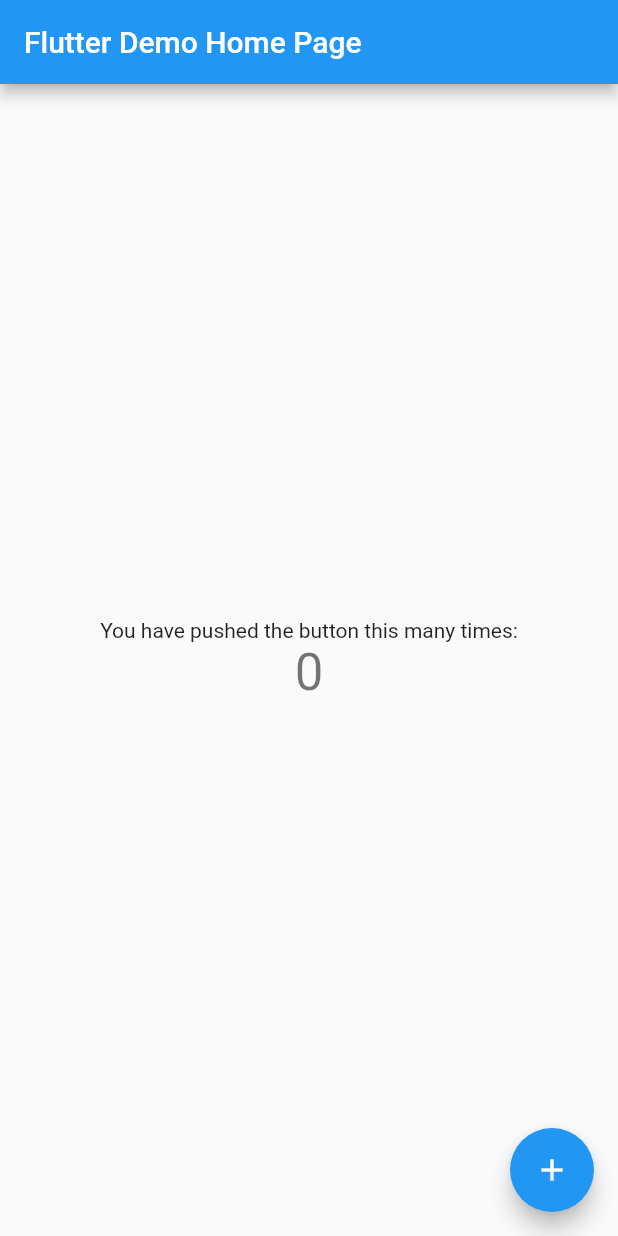
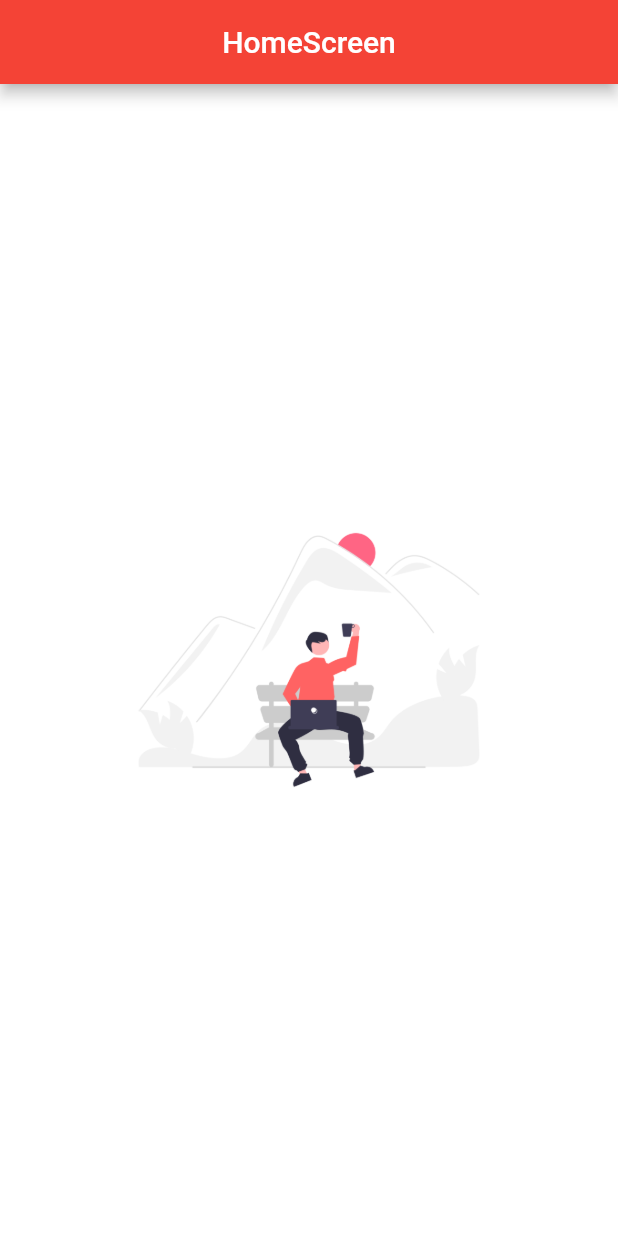
Before and after one commit to brandaoti/cubos_academy, a Flutter app: the screen it shows after launch, on a phone screen of 412 x 824 dp. Run offline on Flutter 3.47's test engine with Material 2 defaults, Android fonts, the phone set to English and light mode, and no system bars.

Commit message:
homeScreen created

```diff
--- /dev/null
+++ b/lib/home_screen.dart
@@ -0,0 +1,37 @@
+import 'dart:ui';
+
+import 'package:flutter/material.dart';
+
+class HomeScreen extends StatefulWidget {
+  const HomeScreen({Key? key}) : super(key: key);
+
+  @override
+  _HomeScreenState createState() => _HomeScreenState();
+}
+
+class _HomeScreenState extends State<HomeScreen> {
+  @override
+  Widget build(BuildContext context) {
+    return Scaffold(
+      backgroundColor: Colors.white,
+      appBar: AppBar(
+        backgroundColor: Colors.red,
+        centerTitle: true,
+        title: const Text(
+          'HomeScreen',
+        ),
+      ),
+      body: home(),
+    );
+  }
+}
+
+Widget home() {
+  return Center(
+    child: SizedBox(
+      height: 300,
+      width: 300,
+      child: Image.asset('assets/images/home.png'),
+    ),
+  );
+}
--- a/lib/main.dart
+++ b/lib/main.dart
@@ -1,3 +1,4 @@
+import 'package:cubos_academy/home_screen.dart';
 import 'package:flutter/material.dart';
 
 void main() {
@@ -11,105 +12,10 @@
   @override
   Widget build(BuildContext context) {
     return MaterialApp(
-      title: 'Flutter Demo',
-      theme: ThemeData(
-        // This is the theme of your application.
-        //
-        // Try running your application with "flutter run". You'll see the
-        // application has a blue toolbar. Then, without quitting the app, try
-        // changing the primarySwatch below to Colors.green and then invoke
-        // "hot reload" (press "r" in the console where you ran "flutter run",
-        // or simply save your changes to "hot reload" in a Flutter IDE).
-        // Notice that the counter didn't reset back to zero; the application
-        // is not restarted.
-        primarySwatch: Colors.blue,
-      ),
-      home: const MyHomePage(title: 'Flutter Demo Home Page'),
-    );
+        title: 'Flutter Demo',
+        theme: ThemeData(
+          primarySwatch: Colors.blue,
+        ),
+        home: const HomeScreen());
   }
 }
-
-class MyHomePage extends StatefulWidget {
-  const MyHomePage({Key? key, required this.title}) : super(key: key);
-
-  // This widget is the home page of your application. It is stateful, meaning
-  // that it has a State object (defined below) that contains fields that affect
-  // how it looks.
-
-  // This class is the configuration for the state. It holds the values (in this
-  // case the title) provided by the parent (in this case the App widget) and
-  // used by the build method of the State. Fields in a Widget subclass are
-  // always marked "final".
-
-  final String title;
-
-  @override
-  State<MyHomePage> createState() => _MyHomePageState();
-}
-
-class _MyHomePageState extends State<MyHomePage> {
-  int _counter = 0;
-
-  void _incrementCounter() {
-    setState(() {
-      // This call to setState tells the Flutter framework that something has
-      // changed in this State, which causes it to rerun the build method below
-      // so that the display can reflect the updated values. If we changed
-      // _counter without calling setState(), then the build method would not be
-      // called again, and so nothing would appear to happen.
-      _counter++;
-    });
-  }
-
-  @override
-  Widget build(BuildContext context) {
-    // This method is rerun every time setState is called, for instance as done
-    // by the _incrementCounter method above.
-    //
-    // The Flutter framework has been optimized to make rerunning build methods
-    // fast, so that you can just rebuild anything that needs updating rather
-    // than having to individually change instances of widgets.
-    return Scaffold(
-      appBar: AppBar(
-        // Here we take the value from the MyHomePage object that was created by
-        // the App.build method, and use it to set our appbar title.
-        title: Text(widget.title),
-      ),
-      body: Center(
-        // Center is a layout widget. It takes a single child and positions it
-        // in the middle of the parent.
-        child: Column(
-          // Column is also a layout widget. It takes a list of children and
-          // arranges them vertically. By default, it sizes itself to fit its
-          // children horizontally, and tries to be as tall as its parent.
-          //
-          // Invoke "debug painting" (press "p" in the console, choose the
-          // "Toggle Debug Paint" action from the Flutter Inspector in Android
-          // Studio, or the "Toggle Debug Paint" command in Visual Studio Code)
-          // to see the wireframe for each widget.
-          //
-          // Column has various properties to control how it sizes itself and
-          // how it positions its children. Here we use mainAxisAlignment to
-          // center the children vertically; the main axis here is the vertical
-          // axis because Columns are vertical (the cross axis would be
-          // horizontal).
-          mainAxisAlignment: MainAxisAlignment.center,
-          children: <Widget>[
-            const Text(
-              'You have pushed the button this many times:',
-            ),
-            Text(
-              '$_counter',
-              style: Theme.of(context).textTheme.headline4,
-            ),
-          ],
-        ),
-      ),
-      floatingActionButton: FloatingActionButton(
-        onPressed: _incrementCounter,
-        tooltip: 'Increment',
-        child: const Icon(Icons.add),
-      ), // This trailing comma makes auto-formatting nicer for build methods.
-    );
-  }
-}
--- a/pubspec.yaml
+++ b/pubspec.yaml
@@ -58,9 +58,9 @@
   uses-material-design: true
 
   # To add assets to your application, add an assets section, like this:
-  # assets:
-  #   - images/a_dot_burr.jpeg
-  #   - images/a_dot_ham.jpeg
+  assets:
+    - assets/images/home.png
+
 
   # An image asset can refer to one or more resolution-specific "variants", see
   # https://flutter.dev/assets-and-images/#resolution-aware.
```
Also changed, not shown: assets/images/home.png (added), pubspec.lock, 2 other files.
